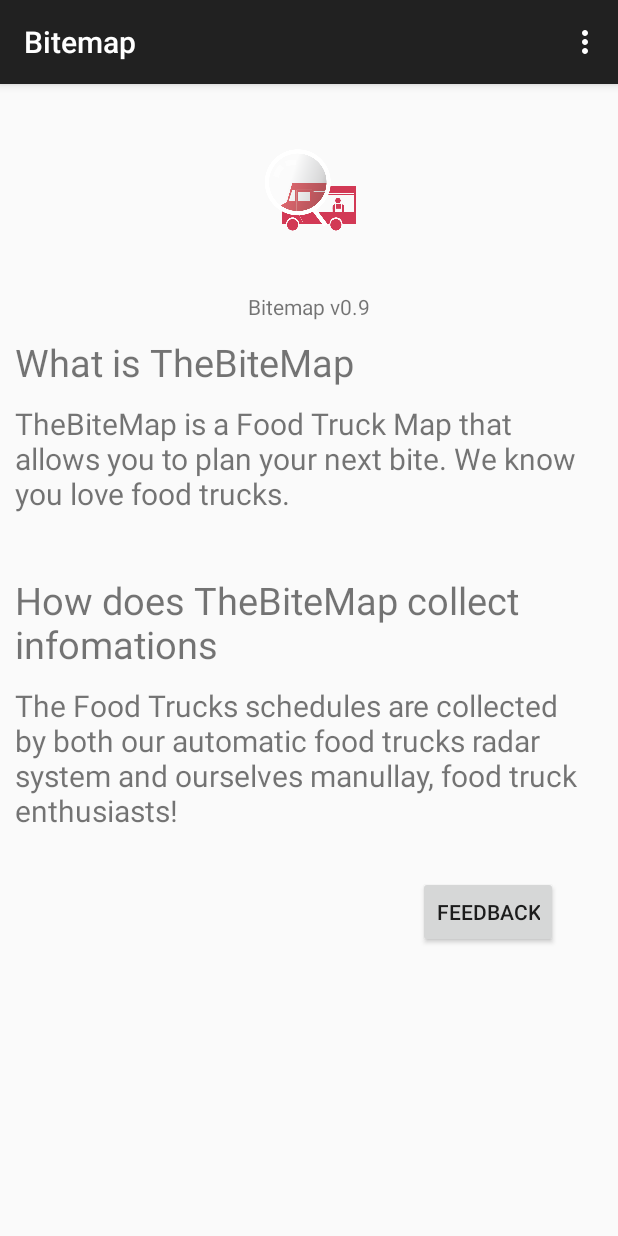
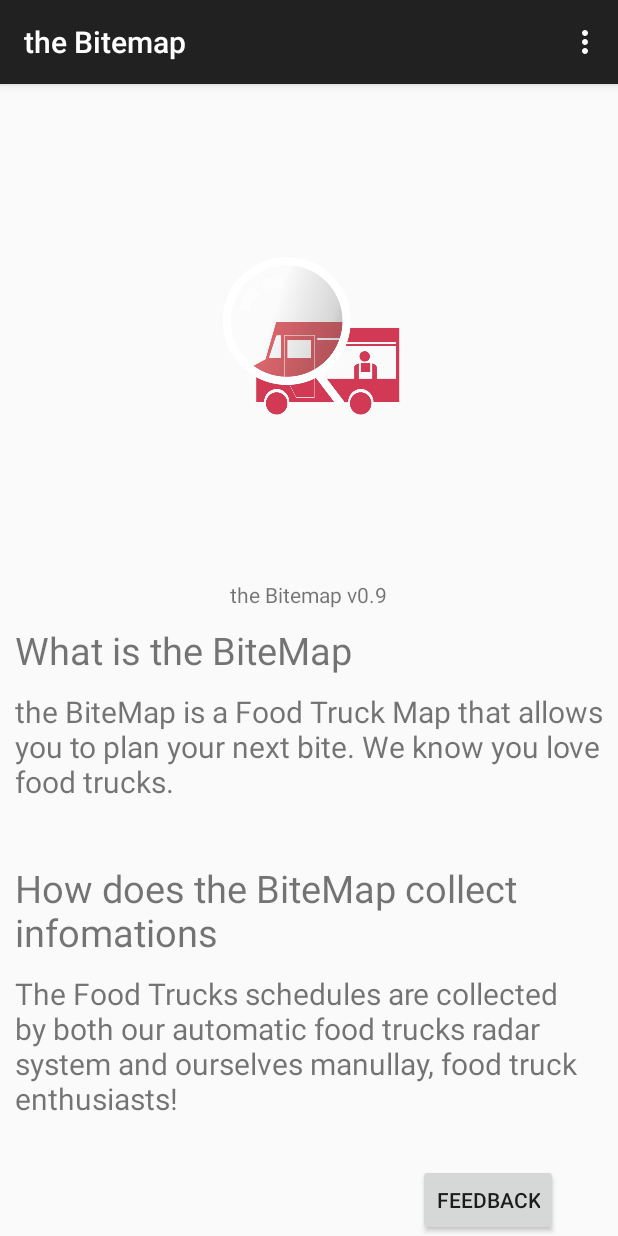
Before and after one commit to flamearrow/Bitemap, an Android app: the AboutActivity screen opened directly, with no data from a screen before it, on a phone screen of 412 x 824 dp. Run offline under Robolectric (Android 15) with nearby library versions, the phone set to English and light mode, and no system bars; network calls fail.

Commit message:
Update 'the bitemap'

```diff
--- a/app/src/main/res/layout/activity_about.xml
+++ b/app/src/main/res/layout/activity_about.xml
@@ -3,9 +3,9 @@
               android:orientation="vertical"
               android:layout_width="match_parent"
               android:layout_height="match_parent" android:weightSum="1">
-    <ImageView android:layout_width="77dp" android:layout_height="71dp"
+    <ImageView android:layout_width="150dp" android:layout_height="150dp"
                android:src="@drawable/app_logo_truck" android:layout_gravity="center_horizontal"
-               android:layout_weight="0.26"/>
+               android:layout_weight="1"/>
     <TextView android:layout_width="wrap_content" android:layout_height="wrap_content"
               android:text="@string/version" android:layout_gravity="center_horizontal"/>
     <TextView android:layout_width="match_parent" android:layout_height="wrap_content"
--- a/app/src/main/res/values/strings.xml
+++ b/app/src/main/res/values/strings.xml
@@ -10,7 +10,7 @@
         <item>Uranus</item>
         <item>Neptune</item>
     </string-array>
-    <string name="app_name">Bitemap</string>
+    <string name="app_name">the Bitemap</string>
     <string name="hello_world">Hello world!</string>
     <string name="action_settings">Settings</string>
     <string name="mlgb">mlgb</string>
@@ -36,11 +36,11 @@
     <string name="how_context">The Food Trucks schedules are collected by both our automatic food
         trucks radar system and ourselves manullay, food truck enthusiasts!
     </string>
-    <string name="how_title">How does TheBiteMap collect infomations</string>
-    <string name="what_context">TheBiteMap is a Food Truck Map that allows you to plan your next
+    <string name="how_title">How does the BiteMap collect infomations</string>
+    <string name="what_context">the BiteMap is a Food Truck Map that allows you to plan your next
         bite. We know you love food trucks.
     </string>
-    <string name="what_title">What is TheBiteMap</string>
-    <string name="version">Bitemap v0.9</string>
+    <string name="what_title">What is the BiteMap</string>
+    <string name="version">the Bitemap v0.9</string>
 
 </resources>
```
Also changed, not shown: app/src/main/res/drawable/name_logo.png, app/src/main/res/drawable/name_logo_back.png (added).
